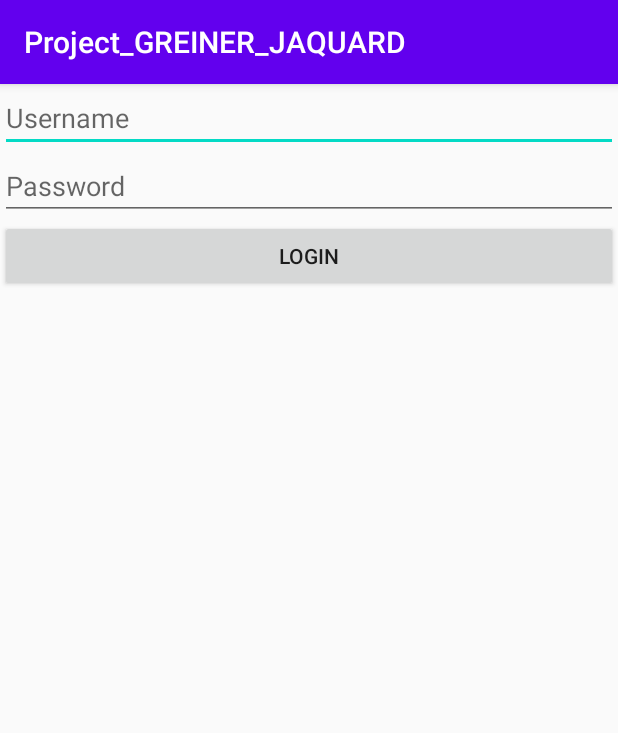
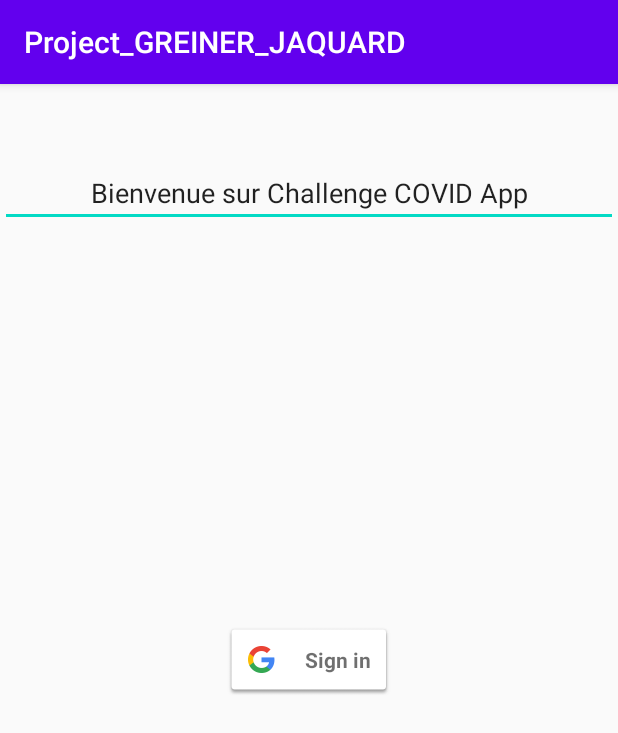
Before and after one commit to MaxJaq/Project_GREINER_JAQUARD, an Android app: the screen it shows after launch (MainActivity), on a phone screen of 412 x 824 dp. Shown: the top 733 px of the screen. Run offline under Robolectric (Android 15) with nearby library versions, the phone set to English and light mode, and no system bars.

Commit message:
Login terminé

```diff
--- a/app/src/main/AndroidManifest.xml
+++ b/app/src/main/AndroidManifest.xml
@@ -11,7 +11,10 @@
         android:roundIcon="@mipmap/ic_launcher_round"
         android:supportsRtl="true"
         android:theme="@style/AppTheme">
-        <activity android:name=".YoutubeActivity"></activity>
+
+
+        <activity android:name=".SecondActivity" />
+        <activity android:name=".YoutubeActivity" />
         <activity android:name=".MainActivity">
             <intent-filter>
                 <action android:name="android.intent.action.MAIN" />
--- a/app/src/main/java/com/esilv/project_greiner_jaquard/MainActivity.java
+++ b/app/src/main/java/com/esilv/project_greiner_jaquard/MainActivity.java
@@ -4,24 +4,84 @@ import androidx.appcompat.app.AppCompatActivity;
 
 import android.content.Intent;
 import android.os.Bundle;
+import android.util.Log;
 import android.view.View;
 import android.widget.Button;
 import android.widget.EditText;
 
+import com.google.android.gms.auth.api.signin.GoogleSignIn;
+import com.google.android.gms.auth.api.signin.GoogleSignInAccount;
+import com.google.android.gms.auth.api.signin.GoogleSignInClient;
+import com.google.android.gms.auth.api.signin.GoogleSignInOptions;
+import com.google.android.gms.common.SignInButton;
+import com.google.android.gms.common.api.ApiException;
+import com.google.android.gms.tasks.Task;
+
 public class MainActivity extends AppCompatActivity {
     private Button loginButton;
     private EditText usernameText,passwordText;
+    private SignInButton signin;
+    private GoogleSignInClient mGoogleSignInClient;
+    int RC_SIGN_IN = 0;
     @Override
     protected void onCreate(Bundle savedInstanceState) {
         super.onCreate(savedInstanceState);
         setContentView(R.layout.activity_main);
-        loginButton = (Button) findViewById(R.id.loginButton);
-        loginButton.setOnClickListener(new View.OnClickListener() {
+        signin = (SignInButton) findViewById(R.id.sign_in_button);
+
+        GoogleSignInOptions gso = new GoogleSignInOptions.Builder(GoogleSignInOptions.DEFAULT_SIGN_IN)
+                .requestEmail()
+                .build();
+        mGoogleSignInClient = GoogleSignIn.getClient(this, gso);
+
+
+        signin.setOnClickListener(new View.OnClickListener() {
             @Override
             public void onClick(View v) {
-                Intent youtubeActivity = new Intent(MainActivity.this, YoutubeActivity.class);
-                startActivity(youtubeActivity);
+                switch (v.getId()) {
+                    case R.id.sign_in_button:
+                        signIn();
+                        break;
+                    // ...
+                }
+
             }
         });
+
+
     }
+    private void signIn() {
+        Intent signInIntent = mGoogleSignInClient.getSignInIntent();
+        startActivityForResult(signInIntent, RC_SIGN_IN);
+    }
+
+    @Override
+    public void onActivityResult(int requestCode, int resultCode, Intent data) {
+        super.onActivityResult(requestCode, resultCode, data);
+
+        // Result returned from launching the Intent from GoogleSignInClient.getSignInIntent(...);
+        if (requestCode == RC_SIGN_IN) {
+            // The Task returned from this call is always completed, no need to attach
+            // a listener.
+            Task<GoogleSignInAccount> task = GoogleSignIn.getSignedInAccountFromIntent(data);
+            handleSignInResult(task);
+        }
+    }
+
+    private void handleSignInResult(Task<GoogleSignInAccount> completedTask) {
+        try {
+            GoogleSignInAccount account = completedTask.getResult(ApiException.class);
+
+            // Signed in successfully, show authenticated UI.
+            Intent intent = new Intent(MainActivity.this,SecondActivity.class);
+            startActivity(intent);
+        } catch (ApiException e) {
+            // The ApiException status code indicates the detailed failure reason.
+            // Please refer to the GoogleSignInStatusCodes class reference for more information.
+            Log.w("Error", "signInResult:failed code=" + e.getStatusCode());
+
+        }
+    }
+
+
 }
--- a/app/src/main/res/layout/activity_main.xml
+++ b/app/src/main/res/layout/activity_main.xml
@@ -1,5 +1,5 @@
 <?xml version="1.0" encoding="utf-8"?>
-<LinearLayout xmlns:android="http://schemas.android.com/apk/res/android"
+<RelativeLayout xmlns:android="http://schemas.android.com/apk/res/android"
     xmlns:app="http://schemas.android.com/apk/res-auto"
     xmlns:tools="http://schemas.android.com/tools"
     android:layout_width="match_parent"
@@ -7,24 +7,19 @@
     android:orientation="vertical"
     tools:context=".MainActivity">
 
+<EditText
+    android:layout_width="match_parent"
+    android:layout_height="wrap_content"
+    android:layout_marginTop="50dp"
+    android:text="Bienvenue sur Challenge COVID App"
+    android:gravity="center_horizontal"></EditText>
 
-    <EditText
-        android:id="@+id/usernameText"
-        android:layout_width="match_parent"
+
+    <com.google.android.gms.common.SignInButton
+        android:id="@+id/sign_in_button"
+        android:layout_width="wrap_content"
         android:layout_height="wrap_content"
-        android:hint="Username" />
-    <EditText
-        android:id="@+id/passwordText"
-        android:layout_width="match_parent"
-        android:layout_height="wrap_content"
-        android:inputType="textPassword"
-        android:gravity="top"
-        android:hint="Password" />
-    <Button
-        android:id="@+id/loginButton"
-        android:layout_width="match_parent"
-        android:layout_height="wrap_content"
-        android:gravity="center"
-        android:text="LOGIN" />
+        android:layout_centerInParent="true"
+        />
 
-</LinearLayout>
+</RelativeLayout>
--- /dev/null
+++ b/app/src/main/res/values/dimens.xml
@@ -0,0 +1,3 @@
+<resources>
+    <dimen name="fab_margin">16dp</dimen>
+</resources>
```
Also changed, not shown: app/build.gradle (+19 -5 lines), app/src/main/java/com/esilv/project_greiner_jaquard/SecondActivity.java (added, +87 -0 lines), app/src/main/res/drawable-anydpi/ic_account.xml (added, +11 -0 lines), app/src/main/res/layout/activity_second.xml (added, +41 -0 lines), app/src/main/res/values/strings.xml (+7 -0 lines), app/src/main/res/values/styles.xml (+9 -0 lines), app/src/main/res/drawable-hdpi/ic_account.png (added), app/src/main/res/drawable-mdpi/ic_account.png (added), app/src/main/res/drawable-xhdpi/ic_account.png (added), app/src/main/res/drawable-xxhdpi/ic_account.png (added).
